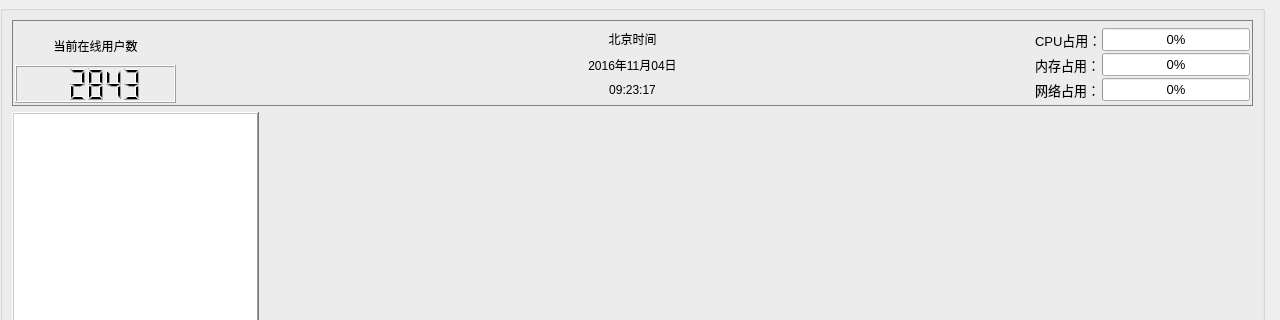
Above: widget/mid/systemmanager_widget.ui from yanghang8612/SMAMMainUI before the change; both pictures show x 0 to 1280 and y 0 to 320 of the 1280 by 720 pixel window. Below: the same form after it.
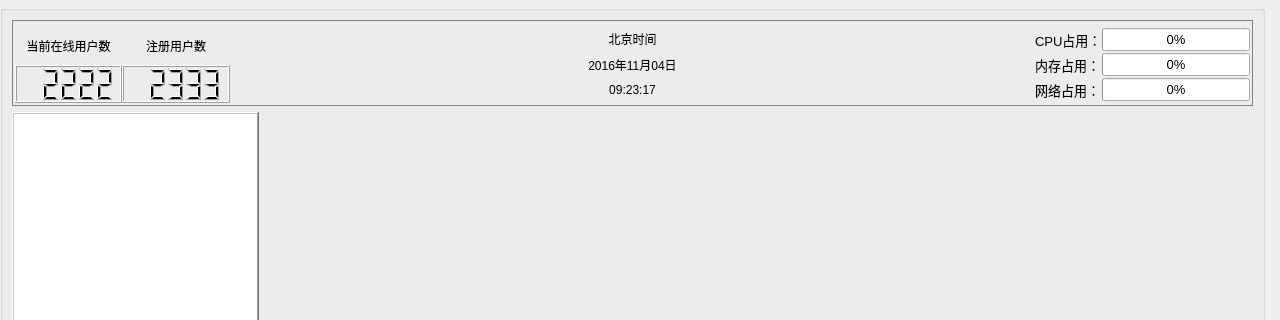
That is the form after the change.

```diff
--- a/widget/mid/systemmanager_widget.ui
+++ b/widget/mid/systemmanager_widget.ui
@@ -60,7 +60,7 @@
   padding: 5px;
 }</string>
       </property>
-      <layout class="QHBoxLayout" name="headerLayout" stretch="3,7,3,3,3,4">
+      <layout class="QHBoxLayout" name="headerLayout" stretch="2,2,6,3,3,3,4">
        <property name="spacing">
         <number>0</number>
        </property>
@@ -94,7 +94,31 @@
             <enum>QLCDNumber::Dec</enum>
            </property>
            <property name="intValue" stdset="0">
-            <number>2843</number>
+            <number>2222</number>
+           </property>
+          </widget>
+         </item>
+        </layout>
+       </item>
+       <item>
+        <layout class="QVBoxLayout" name="verticalLayout_6">
+         <item>
+          <widget class="QLabel" name="label_5">
+           <property name="text">
+            <string>注册用户数</string>
+           </property>
+           <property name="alignment">
+            <set>Qt::AlignCenter</set>
+           </property>
+          </widget>
+         </item>
+         <item>
+          <widget class="QLCDNumber" name="registeredUserCount">
+           <property name="mode">
+            <enum>QLCDNumber::Dec</enum>
+           </property>
+           <property name="intValue" stdset="0">
+            <number>2333</number>
            </property>
           </widget>
          </item>
```
